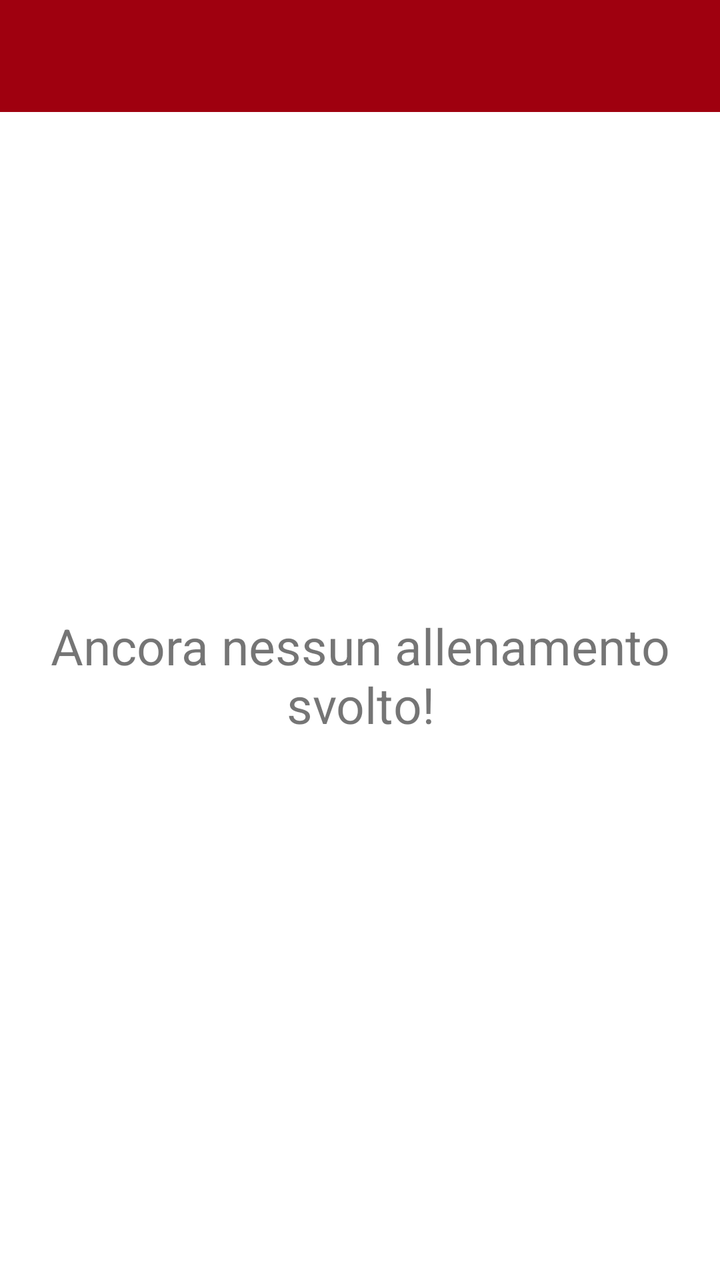
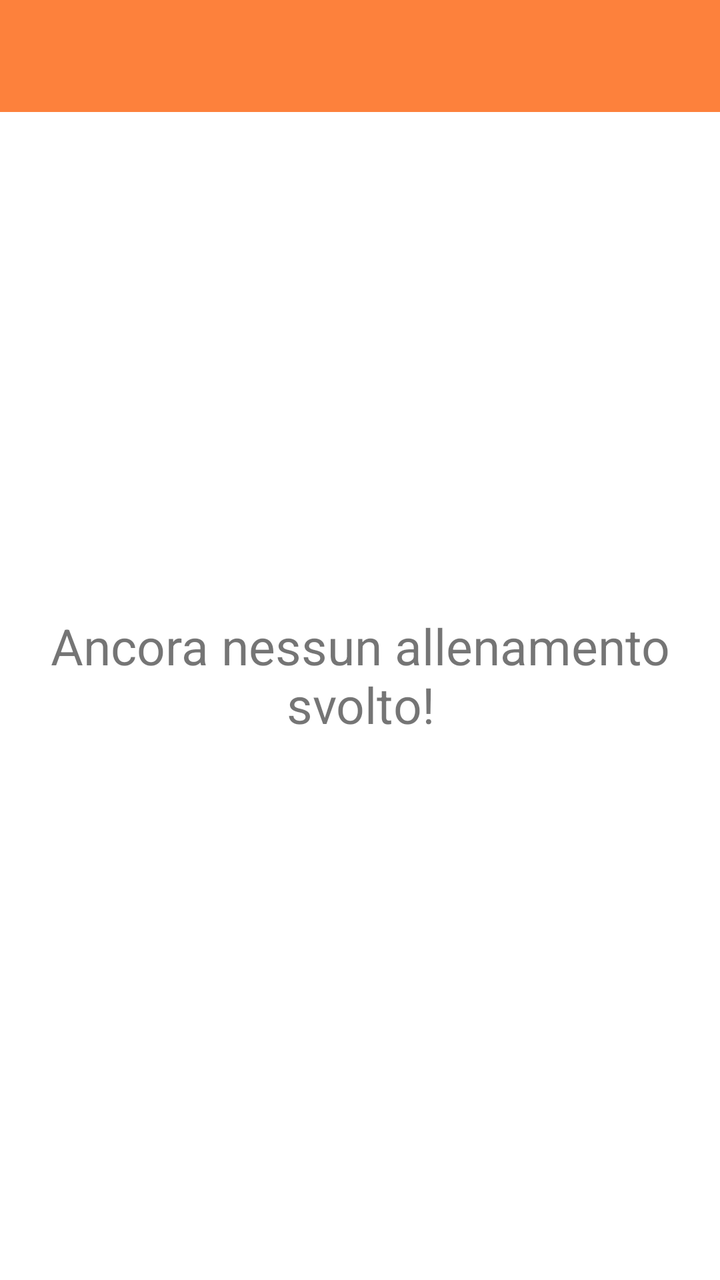

Screens rendered from an Android XML layout before and after an edit, with the pre-edit source and the edit as a unified diff.
<!-- AndroidManifest.xml: application theme Theme.YourCali -->
<!-- res/layout/activity_workout_plans_history.xml -->
<?xml version="1.0" encoding="utf-8"?>
<androidx.constraintlayout.widget.ConstraintLayout xmlns:android="http://schemas.android.com/apk/res/android"
    xmlns:app="http://schemas.android.com/apk/res-auto"
    xmlns:tools="http://schemas.android.com/tools"
    android:layout_width="match_parent"
    android:layout_height="match_parent"
    tools:context=".WorkoutPlansHistoryActivity">

    <LinearLayout

        android:layout_width="match_parent"
        android:layout_height="match_parent"
        android:orientation="vertical">

        <com.google.android.material.appbar.AppBarLayout
            android:layout_width="match_parent"
            android:layout_height="wrap_content"
            app:layout_constraintEnd_toEndOf="parent"
            app:layout_constraintStart_toStartOf="parent"
            app:layout_constraintTop_toTopOf="parent">

            <androidx.appcompat.widget.Toolbar
                android:id="@+id/myToolbarStorico"
                android:layout_width="match_parent"
                android:layout_height="wrap_content"
                android:background="@color/Cranberry"
                android:minHeight="?attr/actionBarSize"
                android:theme="@style/MyThemeOverlay_Toolbar2" />


        </com.google.android.material.appbar.AppBarLayout>

        <TextView
            android:id="@+id/emptyhistory"
            android:layout_width="378dp"
            android:layout_height="wrap_content"
            android:layout_gravity="center"
            android:layout_marginTop="250dp"
            android:text="Ancora nessun allenamento svolto!"
            android:textAlignment="center"
            android:textSize="25sp" />

        <ScrollView
            android:layout_width="match_parent"
            android:layout_height="571dp">

            <androidx.recyclerview.widget.RecyclerView
                android:id="@+id/listaSchedeStorico"
                android:layout_width="match_parent"
                android:layout_height="match_parent" />

        </ScrollView>

        <Space
            android:layout_width="match_parent"
            android:layout_height="20dp"/>

    </LinearLayout>

</androidx.constraintlayout.widget.ConstraintLayout>
<!-- resources referenced by this layout -->
<resources>
  <color name="Cranberry">#9F000F</color>
  <style name="MyThemeOverlay_Toolbar2" parent="ThemeOverlay.MaterialComponents.Toolbar.Primary">
          
          <item name="android:textColorPrimary">@color/white</item>
  
          
          <item name="colorOnPrimary">@color/white</item>
      </style>
  <style name="Theme.YourCali" parent="Theme.MaterialComponents.DayNight.NoActionBar">
          
          <item name="colorPrimary">@color/purple_500</item>
          <item name="colorPrimaryVariant">@color/purple_700</item>
          <item name="colorOnPrimary">@color/white</item>
          
          <item name="colorSecondary">@color/teal_200</item>
          <item name="colorSecondaryVariant">@color/teal_700</item>
          <item name="colorOnSecondary">@color/black</item>
          
          <item name="android:statusBarColor">@color/DarkCranberry</item>
          
      </style>
  <color name="white">#FFFFFFFF</color>
  <color name="purple_500">#FF6200EE</color>
  <color name="purple_700">#FF3700B3</color>
  <color name="teal_200">#FF03DAC5</color>
  <color name="teal_700">#FF018786</color>
  <color name="black">#FF000000</color>
  <color name="DarkCranberry">#FF7A020E</color>
</resources>

<!-- the commit's change to res/layout/activity_workout_plans_history.xml (unified diff, before → after) -->
@@ -23,7 +23,7 @@
                 android:id="@+id/myToolbarStorico"
                 android:layout_width="match_parent"
                 android:layout_height="wrap_content"
-                android:background="@color/Cranberry"
+                android:background="@color/Orange"
                 android:minHeight="?attr/actionBarSize"
                 android:theme="@style/MyThemeOverlay_Toolbar2" />
 
<!-- resource entries referenced after the edit -->
@@ -1,6 +1,6 @@
 <!-- resources referenced by this layout -->
 <resources>
-  <color name="Cranberry">#9F000F</color>
+  <color name="Orange">#FD813C</color>
   <style name="MyThemeOverlay_Toolbar2" parent="ThemeOverlay.MaterialComponents.Toolbar.Primary">
           
           <item name="android:textColorPrimary">@color/white</item>
@@ -18,7 +18,7 @@
           <item name="colorSecondaryVariant">@color/teal_700</item>
           <item name="colorOnSecondary">@color/black</item>
           
-          <item name="android:statusBarColor">@color/DarkCranberry</item>
+          <item name="android:statusBarColor">@color/DarkOrange</item>
           
       </style>
   <color name="white">#FFFFFFFF</color>
@@ -27,6 +27,6 @@
   <color name="teal_200">#FF03DAC5</color>
   <color name="teal_700">#FF018786</color>
   <color name="black">#FF000000</color>
-  <color name="DarkCranberry">#FF7A020E</color>
+  <color name="DarkOrange">#FF6F1F</color>
 </resources>
 
